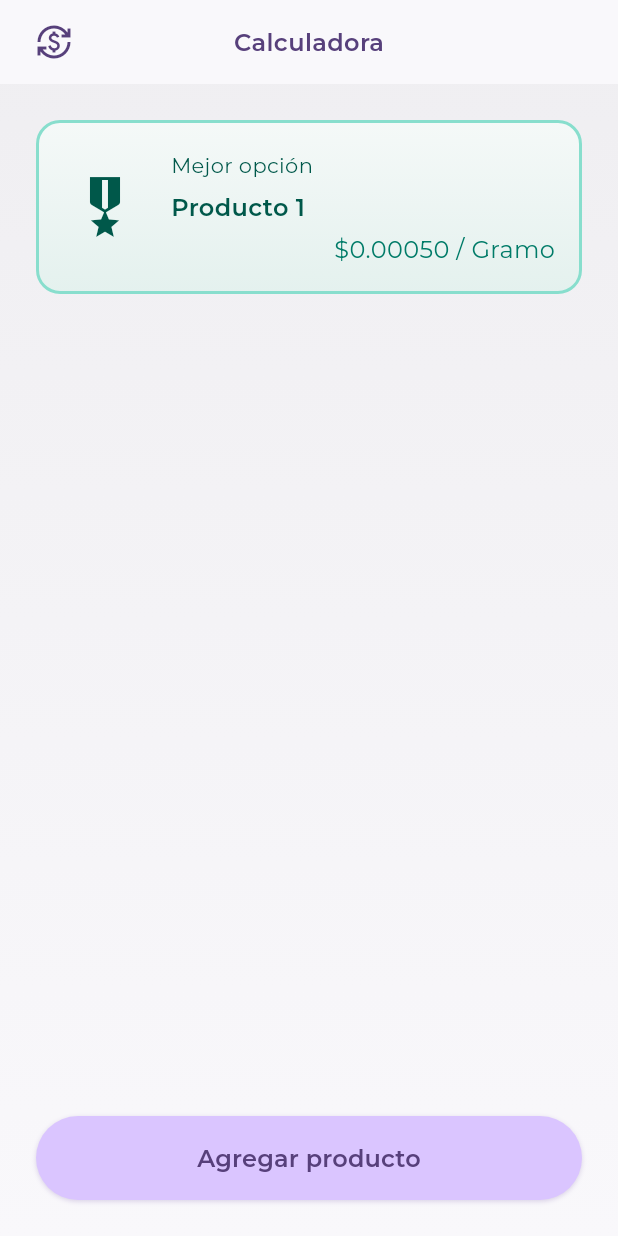
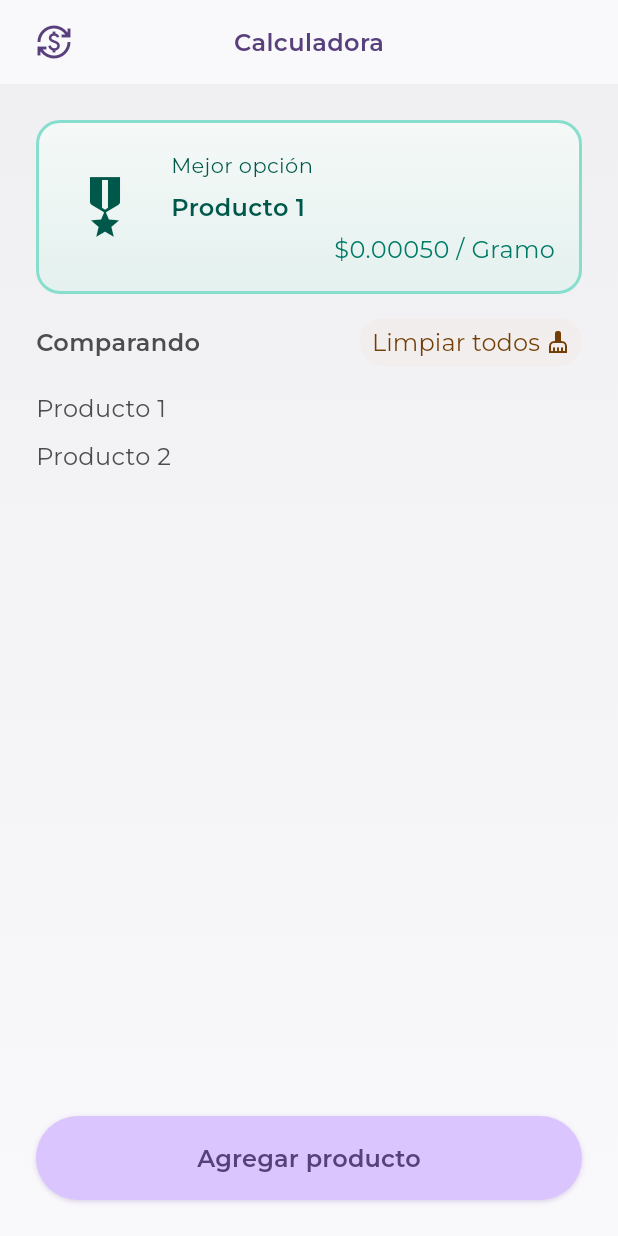
Before and after one commit to stevenbustillo-dev/market-assistant-app, a Flutter app: the ComparisonView screen opened by its route, on a phone screen of 412 x 824 dp. Run offline on Flutter 3.47's test engine with Material 3 defaults, Android fonts, the phone set to English and light mode, and no system bars; our stand-ins replace go_router.

Commit message:
:construction: - add comparing label

```diff
--- a/apps/market_assistant/lib/modules/calculator/ui/views/comparison_view.dart
+++ b/apps/market_assistant/lib/modules/calculator/ui/views/comparison_view.dart
@@ -12,6 +12,7 @@ abstract interface class ComparisonViewModel {
   ComparisonViewState get state;
   Product? get bestProduct;
   Measurement? get baseMeasurement;
+  List<Product> get products;
   void handleAddProduct();
   void handleRemoveProduct(int index);
   void handleClearProducts();
@@ -141,6 +142,40 @@ final class ComparisonView extends StatelessWidget {
             product: _viewModel.bestProduct,
             baseMeasurement: _viewModel.baseMeasurement,
           ),
+          Row(
+            spacing: theme.getSpacing(UiSpacing.md),
+            mainAxisAlignment: MainAxisAlignment.spaceBetween,
+            children: [
+              UiLabel(text: 'Comparando', style: UiFontStyle.caption),
+              UiButton(
+                onPressed: _viewModel.handleClearProducts,
+                vertical: UiSpacing.xs,
+                horizontal: UiSpacing.sm,
+                priority: UiPriority.danger,
+                radius: UiRadius.full,
+                alpha: true,
+                child: Row(
+                  spacing: theme.getSpacing(UiSpacing.xs),
+                  children: [
+                    UiLabel(text: 'Limpiar todos', priority: UiPriority.danger),
+                    UiIcon(
+                      icon: Icons.cleaning_services,
+                      priority: UiPriority.danger,
+                    ),
+                  ],
+                ),
+              ),
+            ],
+          ),
+          Flexible(
+            child: ListView.separated(
+              itemBuilder: (context, index) =>
+                  UiLabel(text: _viewModel.products[index].description),
+              separatorBuilder: (context, index) =>
+                  SizedBox(height: theme.getSpacing(UiSpacing.sm)),
+              itemCount: _viewModel.products.length,
+            ),
+          ),
         ],
       ),
     );
```
Also changed, not shown: apps/market_assistant/lib/modules/calculator/ui/view_models/comparison_view_model.dart (+16 -0 lines).
